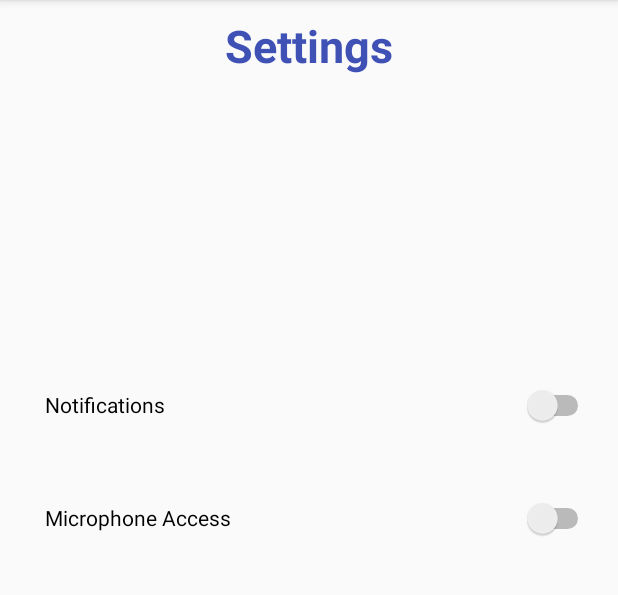
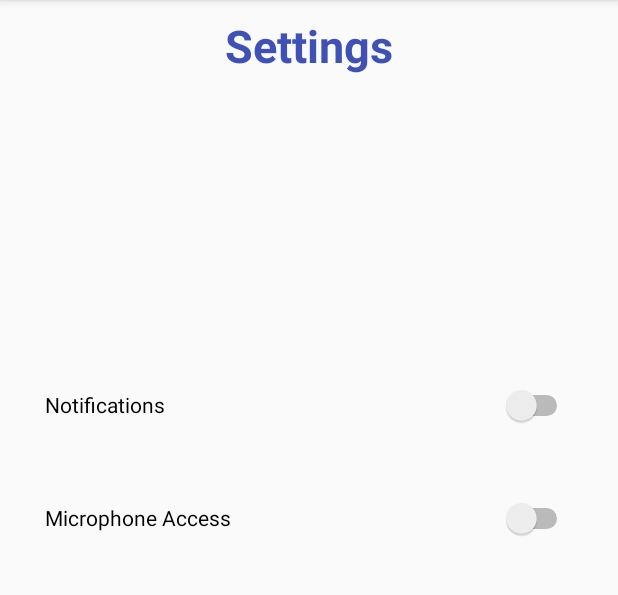
Before and after one commit to BurkeO/SWENG-Project-2019, an Android app: the settings screen opened directly, with no data from a screen before it, on a phone screen of 412 x 824 dp, the part 84-679 px from its top. Run offline under Robolectric (Android 15) with nearby library versions, the phone set to English and light mode, and no system bars; our stand-ins replace Firebase (no records; nobody signed in at launch, a user with empty details on screens opened directly); libraries missing offline, so code that uses them is left out: com.ibm.watson.

Commit message:
added some constraints to swtiches on settings screen

```diff
--- a/code_base/app/src/main/res/layout/activity_settings.xml
+++ b/code_base/app/src/main/res/layout/activity_settings.xml
@@ -24,10 +24,11 @@
 
     <Switch
         android:id="@+id/switch1"
-        android:layout_width="366dp"
+        android:layout_width="0dp"
         android:layout_height="40dp"
         android:layout_marginStart="30dp"
         android:layout_marginTop="250dp"
+        android:layout_marginEnd="30dp"
         android:checked="false"
         android:lineSpacingExtra="30sp"
         android:showText="false"
@@ -35,16 +36,18 @@
         android:switchTextAppearance="@style/TextAppearance.AppCompat"
         android:text="@string/notifications"
         android:textAlignment="viewStart"
+        app:layout_constraintEnd_toEndOf="parent"
         app:layout_constraintStart_toStartOf="parent"
         app:layout_constraintTop_toTopOf="parent"
-        tools:checked="false"/>
+        tools:checked="false" />
 
     <Switch
         android:id="@+id/switch2"
-        android:layout_width="366dp"
+        android:layout_width="0dp"
         android:layout_height="40dp"
         android:layout_marginStart="30dp"
         android:layout_marginTop="325dp"
+        android:layout_marginEnd="30dp"
         android:checked="false"
         android:lineSpacingExtra="30sp"
         android:showText="false"
@@ -52,8 +55,9 @@
         android:switchTextAppearance="@style/TextAppearance.AppCompat"
         android:text="@string/mic_access"
         android:textAlignment="viewStart"
+        app:layout_constraintEnd_toEndOf="parent"
         app:layout_constraintStart_toStartOf="parent"
         app:layout_constraintTop_toTopOf="parent"
-        tools:checked="false"/>
+        tools:checked="false" />
 
 </android.support.constraint.ConstraintLayout>
```
